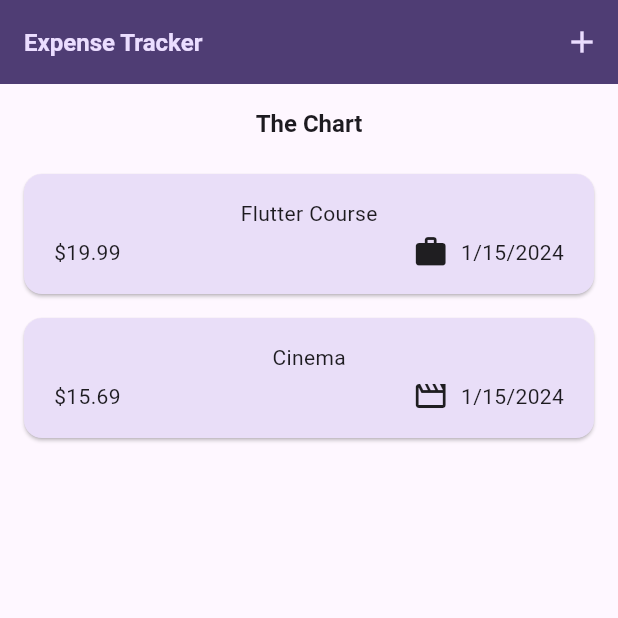
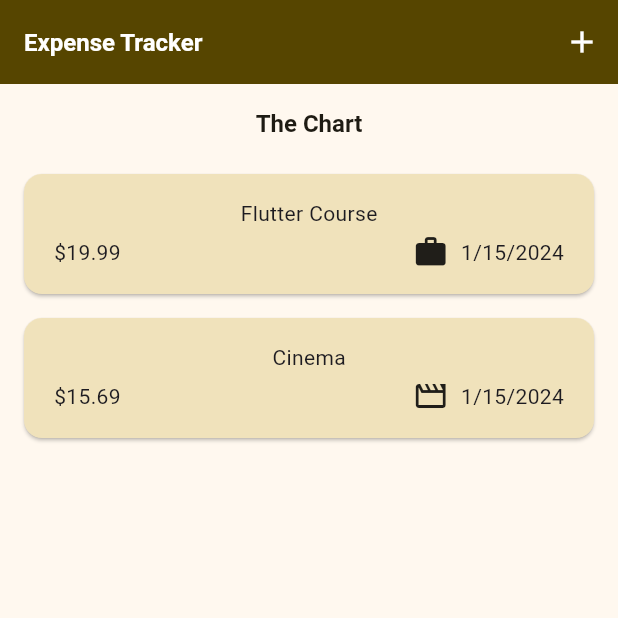
Before and after one commit to tessceciliaj/expense_tracker, a Flutter app: the screen it shows after launch, on a phone screen of 412 x 824 dp, the top half of it. Run offline on Flutter 3.47's test engine with Material 3 defaults, Android fonts, the phone set to English and light mode, and no system bars.

Commit message:
Add Dark theme to app.

```diff
--- a/lib/main.dart
+++ b/lib/main.dart
@@ -1,7 +1,10 @@
 import 'package:flutter/material.dart';
 import 'package:expense_tracker/widgets/expenses.dart';
 
-var kColorScheme = ColorScheme.fromSeed(seedColor: Colors.deepPurple);
+var kColorScheme = ColorScheme.fromSeed(seedColor: Colors.amberAccent);
+
+var kDarkColorScheme = ColorScheme.fromSeed(
+    brightness: Brightness.dark, seedColor: Colors.deepOrange);
 
 void main() {
   runApp(const MyApp());
@@ -15,11 +18,25 @@ class MyApp extends StatelessWidget {
     return MaterialApp(
       debugShowCheckedModeBanner: false,
       title: 'Expense Tracker',
+      darkTheme: ThemeData.dark().copyWith(
+        colorScheme: kDarkColorScheme,
+        textTheme: ThemeData().textTheme.copyWith(
+              titleLarge: const TextStyle(color: Colors.white),
+            ),
+        cardTheme: const CardTheme().copyWith(
+          color: kDarkColorScheme.secondaryContainer,
+        ),
+        elevatedButtonTheme: ElevatedButtonThemeData(
+          style: ElevatedButton.styleFrom(
+            backgroundColor: kDarkColorScheme.primaryContainer,
+          ),
+        ),
+      ),
       theme: ThemeData(
         colorScheme: kColorScheme,
         appBarTheme: const AppBarTheme().copyWith(
           backgroundColor: kColorScheme.onPrimaryContainer,
-          foregroundColor: kColorScheme.primaryContainer,
+          foregroundColor: kColorScheme.onPrimary,
         ),
         cardTheme: const CardTheme().copyWith(
           color: kColorScheme.secondaryContainer,
```
